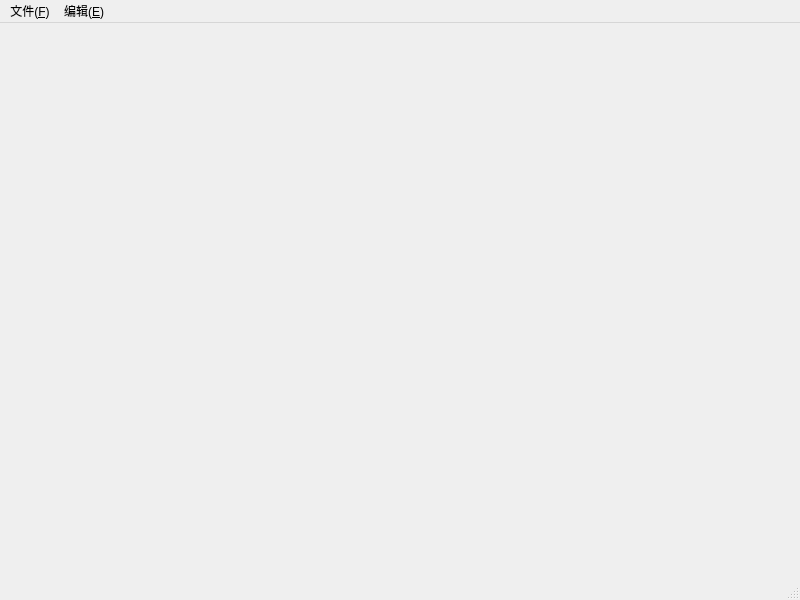
This is SP.ui in mingshaofeng/Client as Qt 5 draws it before an edit. The edited form follows.
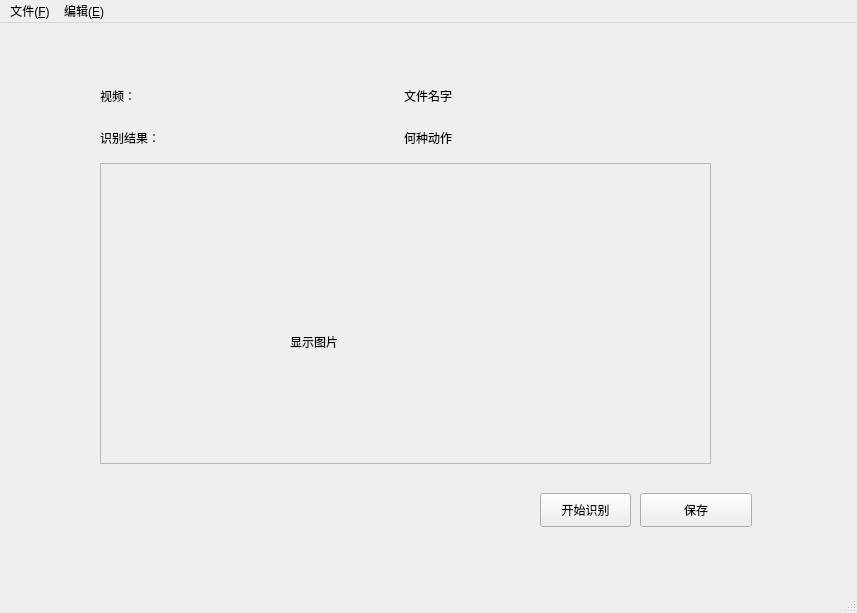
This is the edited form.

Commit message: 服务器传结果返回客户端，进行信息展示

```diff
--- a/SP.ui
+++ b/SP.ui
@@ -6,20 +6,124 @@
    <rect>
     <x>0</x>
     <y>0</y>
-    <width>800</width>
-    <height>600</height>
+    <width>857</width>
+    <height>613</height>
    </rect>
   </property>
   <property name="windowTitle">
    <string>MainWindow</string>
   </property>
-  <widget class="QWidget" name="centralwidget"/>
+  <widget class="QWidget" name="centralwidget">
+   <widget class="QPushButton" name="pushButton">
+    <property name="geometry">
+     <rect>
+      <x>540</x>
+      <y>470</y>
+      <width>91</width>
+      <height>34</height>
+     </rect>
+    </property>
+    <property name="text">
+     <string>开始识别</string>
+    </property>
+   </widget>
+   <widget class="QPushButton" name="pushButton_2">
+    <property name="geometry">
+     <rect>
+      <x>640</x>
+      <y>470</y>
+      <width>112</width>
+      <height>34</height>
+     </rect>
+    </property>
+    <property name="text">
+     <string>保存</string>
+    </property>
+   </widget>
+   <widget class="QFrame" name="frame">
+    <property name="geometry">
+     <rect>
+      <x>100</x>
+      <y>140</y>
+      <width>611</width>
+      <height>301</height>
+     </rect>
+    </property>
+    <property name="frameShape">
+     <enum>QFrame::StyledPanel</enum>
+    </property>
+    <property name="frameShadow">
+     <enum>QFrame::Raised</enum>
+    </property>
+    <widget class="QLabel" name="label_3">
+     <property name="geometry">
+      <rect>
+       <x>190</x>
+       <y>170</y>
+       <width>81</width>
+       <height>18</height>
+      </rect>
+     </property>
+     <property name="text">
+      <string>显示图片</string>
+     </property>
+    </widget>
+   </widget>
+   <widget class="QWidget" name="">
+    <property name="geometry">
+     <rect>
+      <x>100</x>
+      <y>55</y>
+      <width>601</width>
+      <height>78</height>
+     </rect>
+    </property>
+    <layout class="QVBoxLayout" name="verticalLayout">
+     <item>
+      <layout class="QHBoxLayout" name="horizontalLayout">
+       <item>
+        <widget class="QLabel" name="label">
+         <property name="text">
+          <string>视频：</string>
+         </property>
+        </widget>
+       </item>
+       <item>
+        <widget class="QLabel" name="label_2">
+         <property name="text">
+          <string>文件名字</string>
+         </property>
+        </widget>
+       </item>
+      </layout>
+     </item>
+     <item>
+      <layout class="QHBoxLayout" name="horizontalLayout_2">
+       <item>
+        <widget class="QLabel" name="label_4">
+         <property name="text">
+          <string>识别结果：</string>
+         </property>
+        </widget>
+       </item>
+       <item>
+        <widget class="QLabel" name="label_5">
+         <property name="text">
+          <string>何种动作</string>
+         </property>
+        </widget>
+       </item>
+      </layout>
+     </item>
+    </layout>
+   </widget>
+  </widget>
   <widget class="QMenuBar" name="menubar">
    <property name="geometry">
     <rect>
      <x>0</x>
      <y>0</y>
-     <width>800</width>
+     <width>857</width>
      <height>30</height>
     </rect>
    </property>
```
Left out of the diff: 1 changed line with no effect on the pictures. The commit also changes 24 other files.
